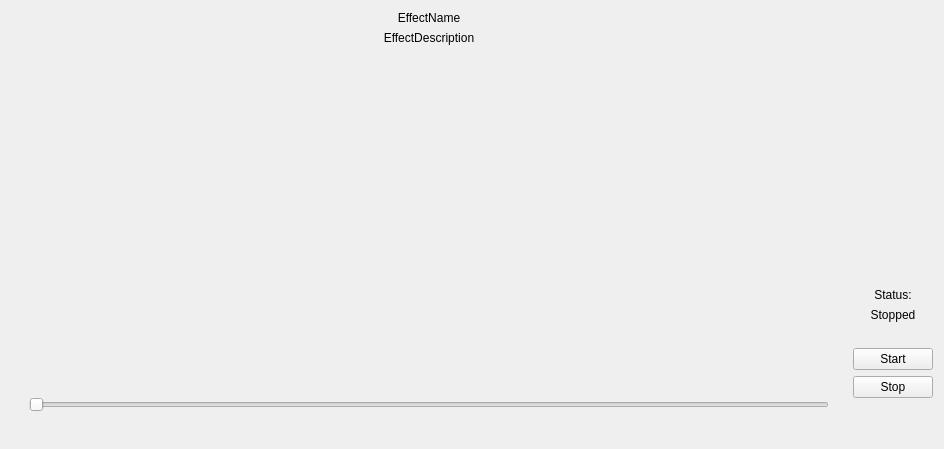
This is OpenRGBEffectPage.ui in DLdota/OpenRGBEffectsPlugin as Qt 5 draws it before an edit. The edited form follows.
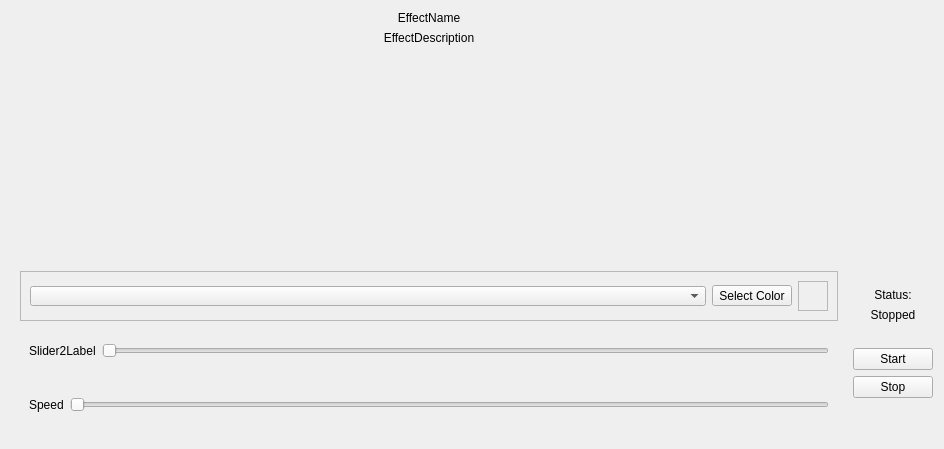
This is the edited form.

The edit to the form file:
```diff
--- a/OpenRGBEffectPage.ui
+++ b/OpenRGBEffectPage.ui
@@ -137,13 +137,117 @@
         </property>
        </spacer>
       </item>
+      <item>
+       <widget class="QFrame" name="UserColorFrame">
+        <property name="sizePolicy">
+         <sizepolicy hsizetype="Preferred" vsizetype="Preferred">
+          <horstretch>0</horstretch>
+          <verstretch>0</verstretch>
+         </sizepolicy>
+        </property>
+        <property name="minimumSize">
+         <size>
+          <width>0</width>
+          <height>30</height>
+         </size>
+        </property>
+        <property name="frameShape">
+         <enum>QFrame::StyledPanel</enum>
+        </property>
+        <property name="frameShadow">
+         <enum>QFrame::Raised</enum>
+        </property>
+        <layout class="QHBoxLayout" name="horizontalLayout_2" stretch="1,1,0">
+         <item>
+          <widget class="QComboBox" name="UserColorNum">
+           <property name="minimumSize">
+            <size>
+             <width>0</width>
+             <height>20</height>
+            </size>
+           </property>
+           <property name="maximumSize">
+            <size>
+             <width>16777215</width>
+             <height>20</height>
+            </size>
+           </property>
+          </widget>
+         </item>
+         <item>
+          <widget class="QToolButton" name="toolButton">
+           <property name="text">
+            <string>Select Color</string>
+           </property>
+          </widget>
+         </item>
+         <item>
+          <widget class="QFrame" name="ColorFrame">
+           <property name="minimumSize">
+            <size>
+             <width>30</width>
+             <height>30</height>
+            </size>
+           </property>
+           <property name="frameShape">
+            <enum>QFrame::StyledPanel</enum>
+           </property>
+           <property name="frameShadow">
+            <enum>QFrame::Raised</enum>
+           </property>
+          </widget>
+         </item>
+        </layout>
+       </widget>
+      </item>
+      <item>
+       <widget class="QFrame" name="Slider2Frame">
+        <property name="frameShape">
+         <enum>QFrame::NoFrame</enum>
+        </property>
+        <property name="frameShadow">
+         <enum>QFrame::Plain</enum>
+        </property>
+        <property name="lineWidth">
+         <number>1</number>
+        </property>
+        <layout class="QHBoxLayout" name="horizontalLayout">
+         <item>
+          <widget class="QLabel" name="Slider2Label">
+           <property name="text">
+            <string>Slider2Label</string>
+           </property>
+          </widget>
+         </item>
+         <item>
+          <widget class="QSlider" name="Slider2">
+           <property name="minimumSize">
+            <size>
+             <width>0</width>
+             <height>30</height>
+            </size>
+           </property>
+           <property name="maximumSize">
+            <size>
+             <width>16777215</width>
+             <height>30</height>
+            </size>
+           </property>
+           <property name="orientation">
+            <enum>Qt::Horizontal</enum>
+           </property>
+          </widget>
+         </item>
+        </layout>
+       </widget>
+      </item>
       <item>
        <widget class="QFrame" name="SpeedFrame">
         <layout class="QGridLayout" name="SpeedLayout">
          <property name="sizeConstraint">
           <enum>QLayout::SetDefaultConstraint</enum>
          </property>
-         <item row="0" column="0" colspan="2">
+         <item row="0" column="1" colspan="2">
           <widget class="QSlider" name="SpeedSlider">
            <property name="enabled">
             <bool>true</bool>
@@ -165,6 +269,19 @@
            </property>
           </widget>
          </item>
+         <item row="0" column="0">
+          <widget class="QLabel" name="SpeedLabel">
+           <property name="sizePolicy">
+            <sizepolicy hsizetype="Fixed" vsizetype="Fixed">
+             <horstretch>0</horstretch>
+             <verstretch>0</verstretch>
+            </sizepolicy>
+           </property>
+           <property name="text">
+            <string>Speed</string>
+           </property>
+          </widget>
+         </item>
         </layout>
        </widget>
       </item>
```
